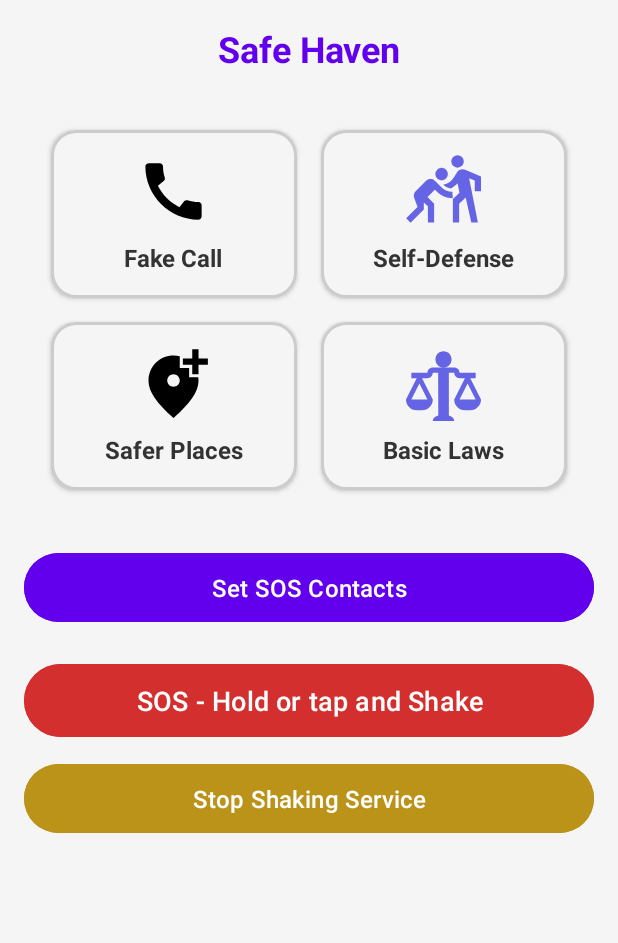
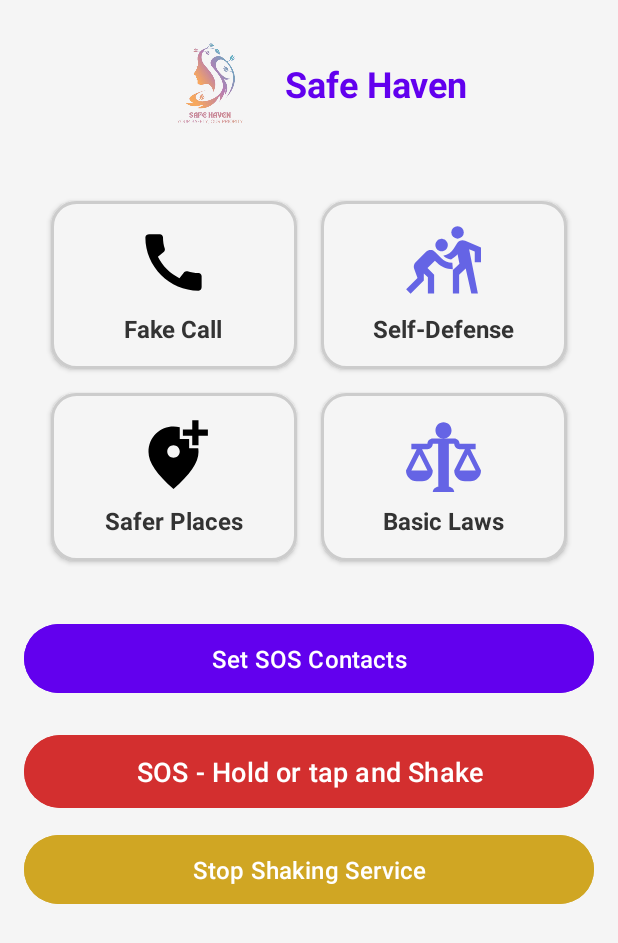
Before and after one commit to MrEinsteinE/SafeHaven, an Android app built with Jetpack Compose: the screen it shows after launch (MainActivity), on a phone screen of 412 x 824 dp. Shown: the top 943 px of the screen. Run offline under Robolectric (Android 15) with nearby library versions, the phone set to English and light mode, and no system bars.

Commit message:
four features with logo added

```diff
--- a/app/src/main/res/layout/activity_main.xml
+++ b/app/src/main/res/layout/activity_main.xml
@@ -8,17 +8,32 @@
     android:background="#F5F5F5"
     tools:context=".MainActivity">
 
-    <!-- App Title -->
-    <TextView
-        android:id="@+id/title_safe_haven"
+    <!-- App Title with Logo -->
+    <LinearLayout
         android:layout_width="match_parent"
         android:layout_height="wrap_content"
-        android:text="Safe Haven"
-        android:textSize="24sp"
-        android:textStyle="bold"
-        android:textColor="@color/primary"
+        android:orientation="horizontal"
         android:gravity="center"
-        android:layout_marginBottom="20dp" />
+        android:layout_marginBottom="20dp">
+
+        <!-- Safe Haven Logo -->
+        <ImageView
+            android:layout_width="80dp"
+            android:layout_height="80dp"
+            android:src="@drawable/safe_haven_logo"
+            android:layout_marginEnd="10dp" />
+
+        <!-- Safe Haven Title -->
+        <TextView
+            android:id="@+id/title_safe_haven"
+            android:layout_width="wrap_content"
+            android:layout_height="wrap_content"
+            android:text="Safe Haven"
+            android:textSize="24sp"
+            android:textStyle="bold"
+            android:textColor="@color/primary"
+            android:gravity="center_vertical"/>
+    </LinearLayout>
 
     <!-- Grid Layout for Features -->
     <GridLayout
@@ -180,6 +195,7 @@
         android:textColor="@android:color/white"
         android:layout_marginTop="10dp"
         android:padding="12dp"/>
+
     <!-- Stop Shaking Service Button -->
     <Button
         android:id="@+id/stop_shaking_service"
@@ -192,5 +208,4 @@
         android:textColor="@android:color/white"
         android:textSize="16sp" />
 
-
 </LinearLayout>
--- a/app/src/main/res/values/colors.xml
+++ b/app/src/main/res/values/colors.xml
@@ -10,7 +10,7 @@
     <color name="white">#FFFFFF</color>
     <color name="purple_200">#BB86FC</color>
     <color name="red">#D32F2F</color>
-    <color name="yellow">#BA9318</color>
+    <color name="yellow">#D0A623</color>
 
 </resources>
 
```
Also changed, not shown: app/src/main/res/drawable/safe_haven_logo.png (added), app/src/main/res/drawable/safe_haven_logo_main.png (added).
